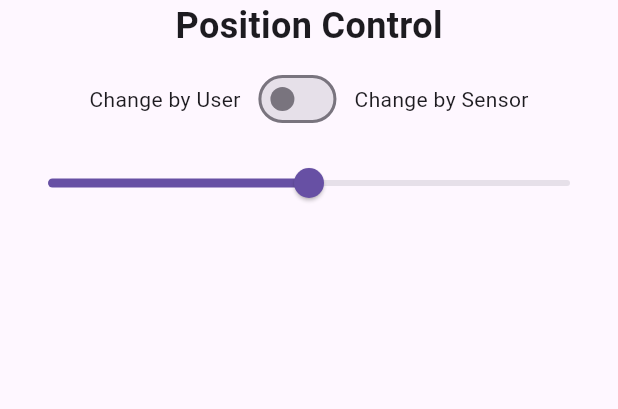
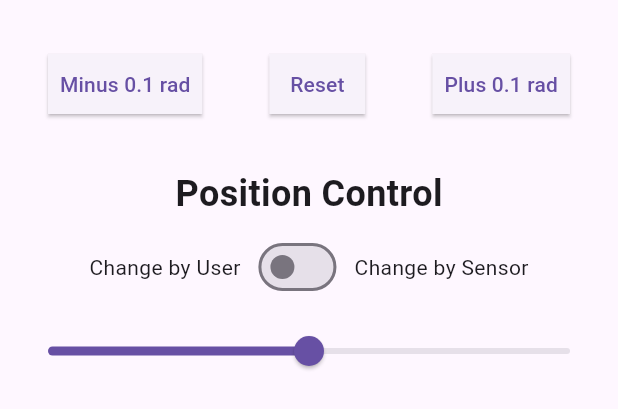
Before and after one commit to Jexim/flutter-embedded-test, a Flutter app: the PositionControl widget shown alone on an empty page, opened directly, on a phone screen of 412 x 824 dp. Shown: the top 409 px of the screen. Run offline on Flutter 3.47's test engine with Material 3 defaults, Android fonts, the phone set to English and light mode, and no system bars; our stand-ins replace equatable, flutter_bloc.

Commit message:
feat: add button controll and fix slider repaint

```diff
--- a/lib/widgets/position_control.dart
+++ b/lib/widgets/position_control.dart
@@ -13,12 +13,66 @@ class PositionControl extends StatelessWidget {
       padding: const EdgeInsets.symmetric(horizontal: 8),
       child: Column(
         children: [
+          Padding(padding: const EdgeInsets.symmetric(horizontal: 24, vertical: 32), child: _AngleButtons()),
           const Text('Position Control', style: TextStyle(fontSize: 24, fontWeight: FontWeight.bold)),
-          Column(
+          Padding(padding: const EdgeInsets.all(8), child: _ModeSwitch()),
+          _AngleSlider(),
+        ],
+      ),
+    );
+  }
+}
+
+class _AngleButtons extends StatelessWidget {
+  const _AngleButtons({super.key});
+
+  @override
+  Widget build(BuildContext context) {
+    return BlocSelector<TriangleRotationCubit, TriangleRotationState, ({bool isManual, double angle})>(
+      selector: (s) => (isManual: s is TriangleRotationManual, angle: s.angle),
+      builder:
+          (context, data) => Row(
+            mainAxisAlignment: MainAxisAlignment.spaceBetween,
             children: [
-              Padding(
-                padding: const EdgeInsets.all(8),
-                child: Row(
+              ElevatedButton(
+                onPressed:
+                    data.isManual
+                        ? () {
+                          context.read<TriangleRotationCubit>().setTriangleRotation((data.angle - 0.1).clamp(-math.pi, math.pi).toDouble());
+                        }
+                        : null,
+                child: const Text('Minus 0.1 rad'),
+              ),
+              ElevatedButton(
+                onPressed:
+                    data.isManual
+                        ? () {
+                          context.read<TriangleRotationCubit>().setTriangleRotation(0);
+                        }
+                        : null,
+                child: const Text('Reset'),
+              ),
+              ElevatedButton(
+                onPressed:
+                    data.isManual
+                        ? () {
+                          context.read<TriangleRotationCubit>().setTriangleRotation((data.angle + 0.1).clamp(-math.pi, math.pi).toDouble());
+                        }
+                        : null,
+                child: const Text('Plus 0.1 rad'),
+              ),
+            ],
+          ),
+    );
+  }
+}
+
+class _ModeSwitch extends StatelessWidget {
+  const _ModeSwitch({super.key});
+
+  @override
+  Widget build(BuildContext context) {
+    return Row(
       mainAxisAlignment: MainAxisAlignment.center,
       children: [
         const Text('Change by User'),
@@ -37,13 +91,21 @@ class PositionControl extends StatelessWidget {
         ),
         const Text('Change by Sensor'),
       ],
-                ),
-              ),
-              BlocSelector<TriangleRotationCubit, TriangleRotationState, ({bool isManual, double angle})>(
+    );
+  }
+}
+
+class _AngleSlider extends StatelessWidget {
+  const _AngleSlider({super.key});
+
+  @override
+  Widget build(BuildContext context) {
+    return BlocSelector<TriangleRotationCubit, TriangleRotationState, ({bool isManual, double angle})>(
       selector: (s) => (isManual: s is TriangleRotationManual, angle: s.angle),
       builder:
           (context, data) => RepaintBoundary(
             child: Slider(
+              key: ValueKey(data.isManual),
               value: data.angle,
               min: -math.pi,
               max: math.pi,
@@ -55,11 +117,6 @@ class PositionControl extends StatelessWidget {
                       : null,
             ),
           ),
-              ),
-            ],
-          ),
-        ],
-      ),
     );
   }
 }
```
Also changed, not shown: lib/cubit/triangle_rotation_cubit.dart (+4 -3 lines), lib/widgets/sidebar.dart (+1 -22 lines). Lines whose indentation alone changed are shown as unchanged.
